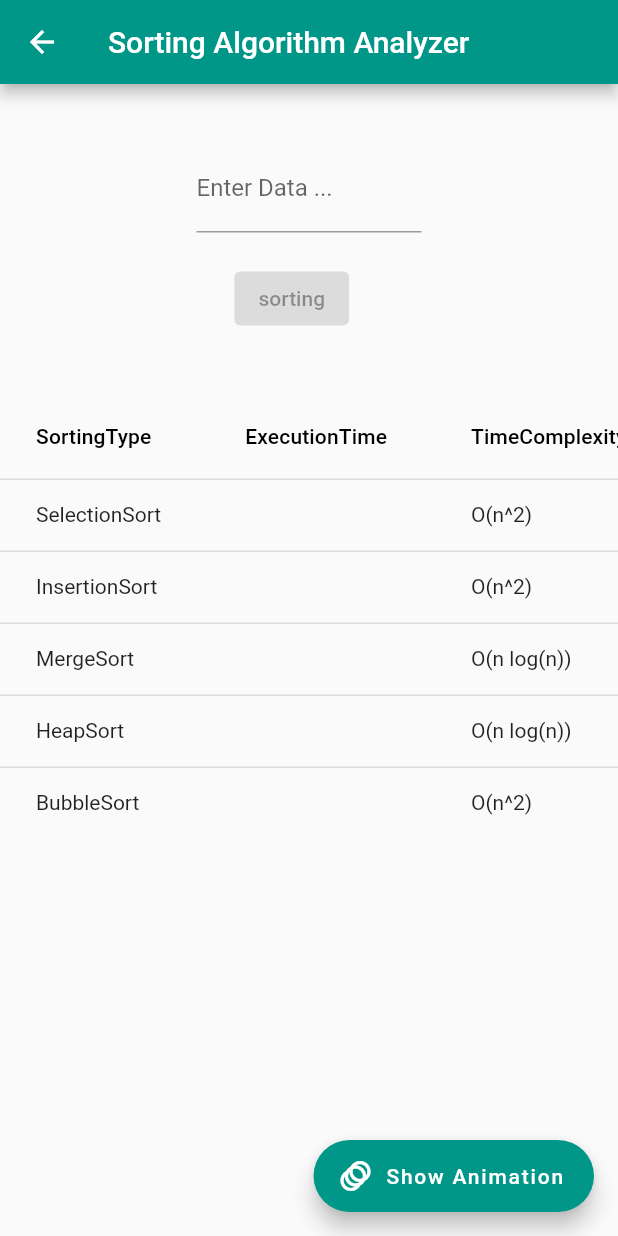
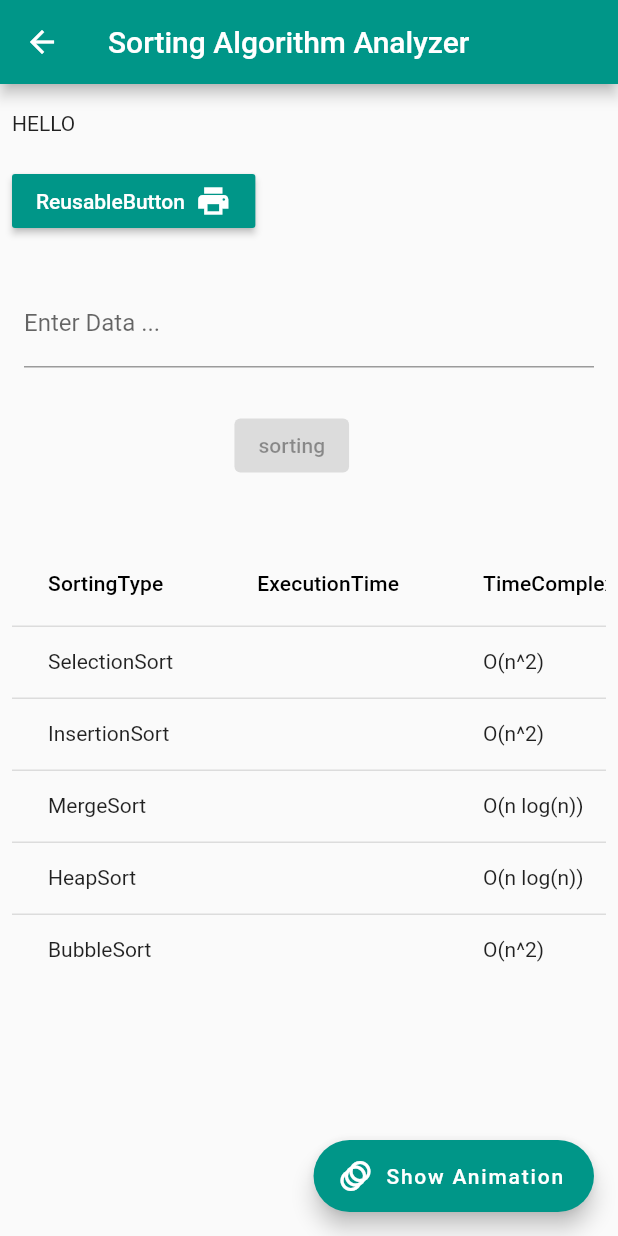
Before and after one commit to OmarHamdann/Flutter_Challenge, a Flutter app: the Sort screen opened directly, on a phone screen of 412 x 824 dp. Run offline on Flutter 3.47's test engine with Material 2 defaults, Android fonts, the phone set to English and light mode, and no system bars.

Commit message:
show user name in home screen and my defult button

```diff
--- a/lib/sorting.dart
+++ b/lib/sorting.dart
@@ -1,6 +1,10 @@
 import 'package:flutter/material.dart';
+import 'package:provider/provider.dart';
 import 'package:sorting/algorithm.dart';
+import 'package:sorting/provider/provider_notifer.dart';
 import 'package:sorting/visualizer.dart';
+
+import 'components/reusable_widgets.dart';
 
 class Sort extends StatefulWidget {
   const Sort({Key? key}) : super(key: key);
@@ -43,17 +47,51 @@ class _SortState extends State<Sort> {
       body: SingleChildScrollView(
         physics: const BouncingScrollPhysics(),
         child: Center(
+          child: Padding(
+            padding: const EdgeInsets.all(8.0),
             child: Column(
+              crossAxisAlignment: CrossAxisAlignment.start,
               children: [
+                const SizedBox(
+                  height: 10,
+                ),
+                Text(
+                  "HELLO ${context
+                      .read<LoginProvider>()
+                      .userName
+                      .toUpperCase()}",
+                ),
                 const SizedBox(
                   height: 20,
                 ),
+                defaultButton(
+                  onPressed: () {
+                    ScaffoldMessenger.of(context).showSnackBar(
+                        SnackBar(content:Text('HELLO ${context
+                            .read<LoginProvider>()
+                            .userName
+                            .toUpperCase()
+                            .toString()}'),backgroundColor: Colors.teal,));
+                  },
+                  child: Row(
+                    mainAxisSize: MainAxisSize.min,
+                    children: const [
 
+                      Text('ReusableButton  ',
+                        style: TextStyle(color: Colors.white),),
+                      Icon(Icons.print, color: Colors.white,),
+                    ],),
+                ),
                 const SizedBox(
                   height: 20,
                 ),
-              SizedBox(
-                width: 150,
+                Container(
+                  child: Row(
+                    mainAxisAlignment: MainAxisAlignment.spaceEvenly,
+                    children: [
+                      Expanded(
+                        child: Padding(
+                          padding: const EdgeInsets.all(8.0),
                           child: TextField(
                             controller: data,
                             onChanged: (e) {
@@ -62,7 +100,12 @@ class _SortState extends State<Sort> {
                             maxLines: 3,
                             minLines: 1,
                             decoration: const InputDecoration(
-                      labelText: "Enter Data ...", hintText: "5,7,1,2,4,3,6"),
+                                labelText: "Enter Data ...",
+                                hintText: "5,7,1,2,4,3,6"),
+                          ),
+                        ),
+                      ),
+                    ],
                   ),
                 ),
                 const SizedBox(
@@ -81,8 +124,8 @@ class _SortState extends State<Sort> {
                             algorithm = SortAlgorithm();
                             //////////////////////////////////insertion
 
-                                timeInsertion =
-                                    algorithm.insertionSort(arrayData(data.text));
+                            timeInsertion = algorithm
+                                .insertionSort(arrayData(data.text));
                             //////////////////////////////////Bubble
                             timeBubble =
                                 algorithm.bubble(arrayData(data.text));
@@ -107,7 +150,8 @@ class _SortState extends State<Sort> {
                 const SizedBox(
                   height: 20,
                 ),
-              if (sortedArray.isNotEmpty) Text("Sorting Array : $sortedArray"),
+                if (sortedArray.isNotEmpty)
+                  Text("Sorting Array : $sortedArray"),
                 const SizedBox(
                   height: 20,
                 ),
@@ -118,7 +162,6 @@ class _SortState extends State<Sort> {
                     DataColumn(label: Text('SortingType')),
                     DataColumn(label: Text('ExecutionTime')),
                     DataColumn(label: Text('TimeComplexity')),
-
                   ], rows: [
                     DataRow(
                       cells: [
@@ -187,7 +230,11 @@ class _SortState extends State<Sort> {
                     ),
                   ]),
                 ),
+                const SizedBox(
+                  height: 50,
+                ),
               ],
+            ),
           ),
         ),
       ),
```
Lines whose indentation alone changed are shown as unchanged.
